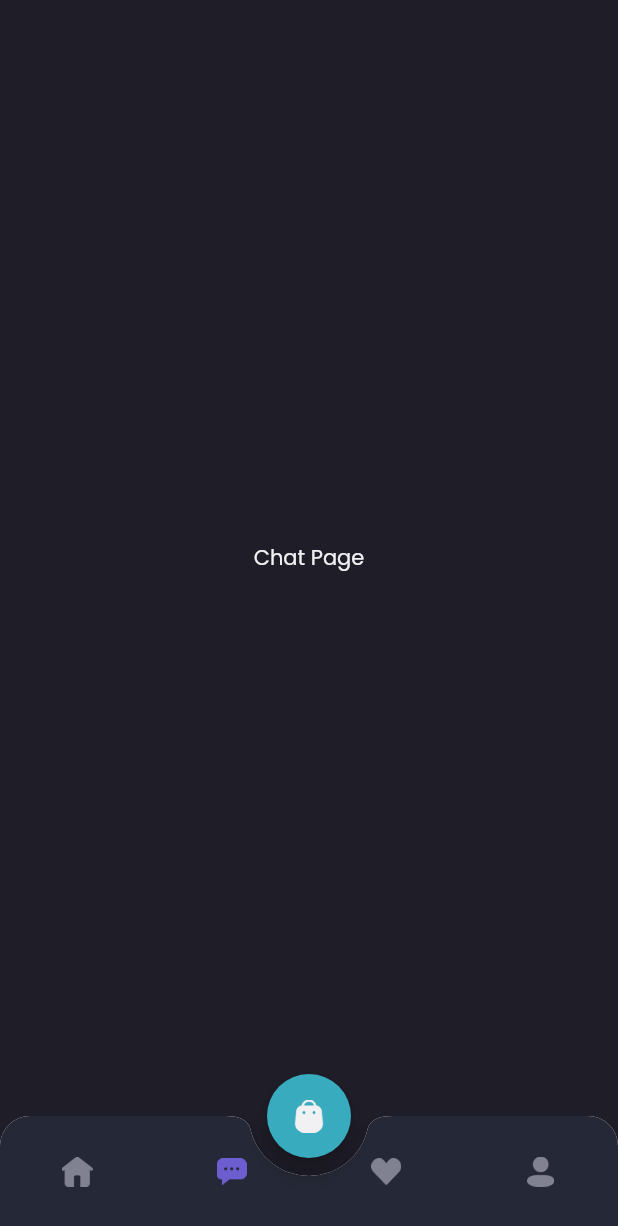
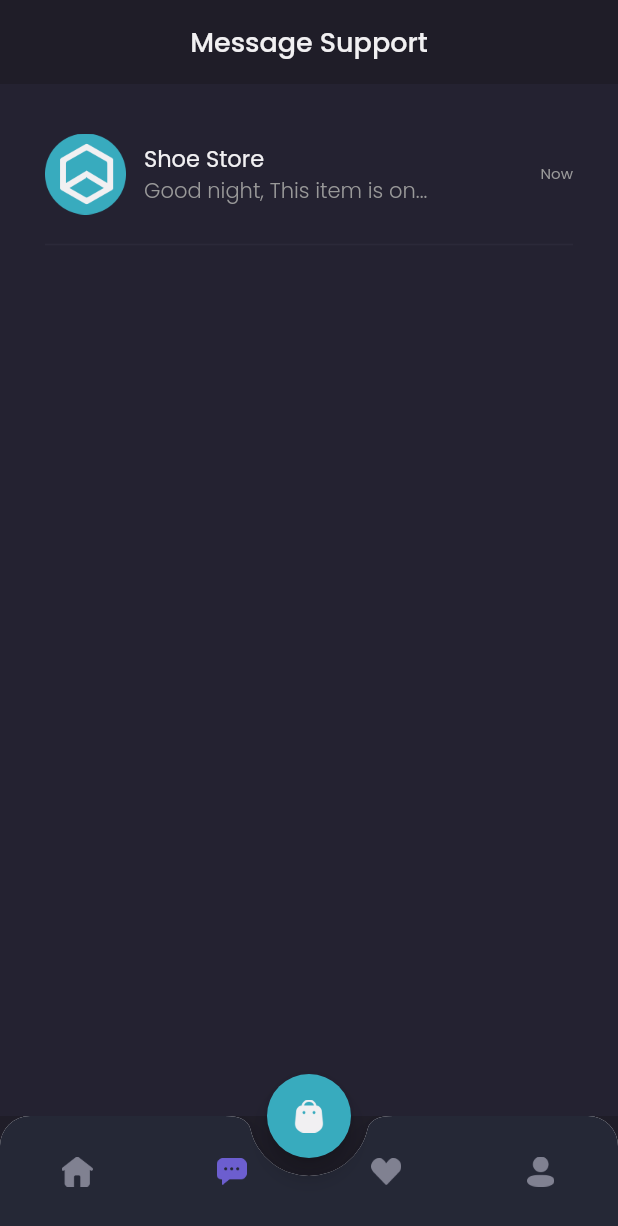
Before and after one commit to waandev/shamo, a Flutter app: the MainPage screen opened by its route, item 2 of the bottom bar chosen, on a phone screen of 412 x 824 dp. Shown: the top 1226 px of the screen. Run offline on Flutter 3.47's test engine with Material 2 defaults, Android fonts, the phone set to English and light mode, and no system bars; our stand-ins replace google_fonts.

Commit message:
slicing chat page

```diff
--- a/lib/main.dart
+++ b/lib/main.dart
@@ -1,4 +1,5 @@
 import 'package:flutter/material.dart';
+import 'package:shamo/pages/detail_chat_page.dart';
 import 'package:shamo/pages/home/main_page.dart';
 
 import 'pages/splash_page.dart';
@@ -19,6 +20,7 @@ class MyApp extends StatelessWidget {
         '/sign-in': (context) => const SignInPage(),
         '/sign-up': (context) => const SignUpPage(),
         '/home': (context) => const MainPage(),
+        '/detail-chat': (context) => const DetaiChatPage(),
       },
     );
   }
--- a/lib/pages/home/chat_page.dart
+++ b/lib/pages/home/chat_page.dart
@@ -1,16 +1,111 @@
 import 'package:flutter/material.dart';
 import 'package:shamo/theme.dart';
+import 'package:shamo/widgets/chat_tile.dart';
 
 class ChatPage extends StatelessWidget {
   const ChatPage({Key? key}) : super(key: key);
 
   @override
   Widget build(BuildContext context) {
-    return Center(
-      child: Text(
-        'Chat Page',
-        style: primaryTextStyle,
-      ),
+    Widget header() {
+      return AppBar(
+        backgroundColor: backgroundColor1,
+        centerTitle: true,
+        title: Text(
+          'Message Support',
+          style: primaryTextStyle.copyWith(
+            fontSize: 18,
+            fontWeight: medium,
+          ),
+        ),
+        elevation: 0,
+        automaticallyImplyLeading: false,
+      );
+    }
+
+    Widget emptyChat() {
+      return Expanded(
+        child: Container(
+          width: double.infinity,
+          color: backgroundColor3,
+          child: Column(
+            mainAxisAlignment: MainAxisAlignment.center,
+            children: [
+              Image.asset(
+                'assets/icon_headset.png',
+                width: 80,
+              ),
+              const SizedBox(
+                height: 20,
+              ),
+              Text(
+                'Oops no message yet?',
+                style: primaryTextStyle.copyWith(
+                  fontSize: 16,
+                  fontWeight: medium,
+                ),
+              ),
+              const SizedBox(
+                height: 12,
+              ),
+              Text(
+                'You have never done a transaction',
+                style: secondaryTextStyle,
+              ),
+              const SizedBox(
+                height: 20,
+              ),
+              SizedBox(
+                height: 44,
+                child: TextButton(
+                  onPressed: () {},
+                  style: TextButton.styleFrom(
+                    padding: const EdgeInsets.symmetric(
+                      horizontal: 24,
+                      vertical: 10,
+                    ),
+                    backgroundColor: primaryColor,
+                    shape: RoundedRectangleBorder(
+                      borderRadius: BorderRadius.circular(12),
+                    ),
+                  ),
+                  child: Text(
+                    'Explore Store',
+                    style: primaryTextStyle.copyWith(
+                      fontSize: 16,
+                      fontWeight: medium,
+                    ),
+                  ),
+                ),
+              ),
+            ],
+          ),
+        ),
+      );
+    }
+
+    Widget content() {
+      return Expanded(
+        child: Container(
+          width: double.infinity,
+          color: backgroundColor3,
+          child: ListView(
+            padding: EdgeInsets.symmetric(
+              horizontal: defaultMargin,
+            ),
+            children: [
+              ChatTile(),
+            ],
+          ),
+        ),
+      );
+    }
+
+    return Column(
+      children: [
+        header(),
+        content(),
+      ],
     );
   }
 }
--- a/lib/pages/sign_up_page.dart
+++ b/lib/pages/sign_up_page.dart
@@ -260,7 +260,7 @@ class SignUpPage extends StatelessWidget {
             ),
           ),
           child: Text(
-            'Sign In',
+            'Sign Up',
             style: primaryTextStyle.copyWith(
               fontSize: 16,
               fontWeight: medium,
--- a/lib/theme.dart
+++ b/lib/theme.dart
@@ -11,6 +11,7 @@ Color backgroundColor1 = const Color(0xff1F1D28);
 Color backgroundColor2 = const Color(0xff2B2937);
 Color backgroundColor3 = const Color(0xff242231);
 Color backgroundColor4 = const Color(0xff252836);
+Color backgroundColor5 = const Color(0xff2B2844);
 Color primaryTextColor = const Color(0xffF1F0F2);
 Color secondaryTextColor = const Color(0xff999999);
 Color subtitleColor = const Color(0xff504F5E);
--- /dev/null
+++ b/lib/widgets/chat_tile.dart
@@ -0,0 +1,68 @@
+import 'package:flutter/material.dart';
+import 'package:shamo/theme.dart';
+
+class ChatTile extends StatelessWidget {
+  const ChatTile({Key? key}) : super(key: key);
+
+  @override
+  Widget build(BuildContext context) {
+    return GestureDetector(
+      onTap: () {
+        Navigator.pushNamed(context, '/detail-chat');
+      },
+      child: Container(
+        margin: const EdgeInsets.only(
+          top: 33,
+        ),
+        child: Column(
+          children: [
+            Row(
+              children: [
+                Image.asset(
+                  'assets/image_shop_logo.png',
+                  width: 54,
+                ),
+                const SizedBox(
+                  width: 12,
+                ),
+                Expanded(
+                  child: Column(
+                    crossAxisAlignment: CrossAxisAlignment.start,
+                    children: [
+                      Text(
+                        'Shoe Store',
+                        style: primaryTextStyle.copyWith(
+                          fontSize: 15,
+                        ),
+                      ),
+                      Text(
+                        'Good night, This item is on...',
+                        style: secondaryTextStyle.copyWith(
+                          fontWeight: light,
+                        ),
+                        overflow: TextOverflow.ellipsis,
+                      ),
+                    ],
+                  ),
+                ),
+                Text(
+                  'Now',
+                  style: secondaryTextStyle.copyWith(
+                    fontSize: 10,
+                  ),
+                ),
+              ],
+            ),
+            const SizedBox(
+              height: 12,
+            ),
+            const Divider(
+              thickness: 1,
+              color: Color(0xff2B2939),
+            ),
+          ],
+        ),
+      ),
+    );
+  }
+}
```
Also changed, not shown: lib/pages/detail_chat_page.dart (added, +177 -0 lines), lib/widgets/chat_bubble.dart (added, +158 -0 lines).
